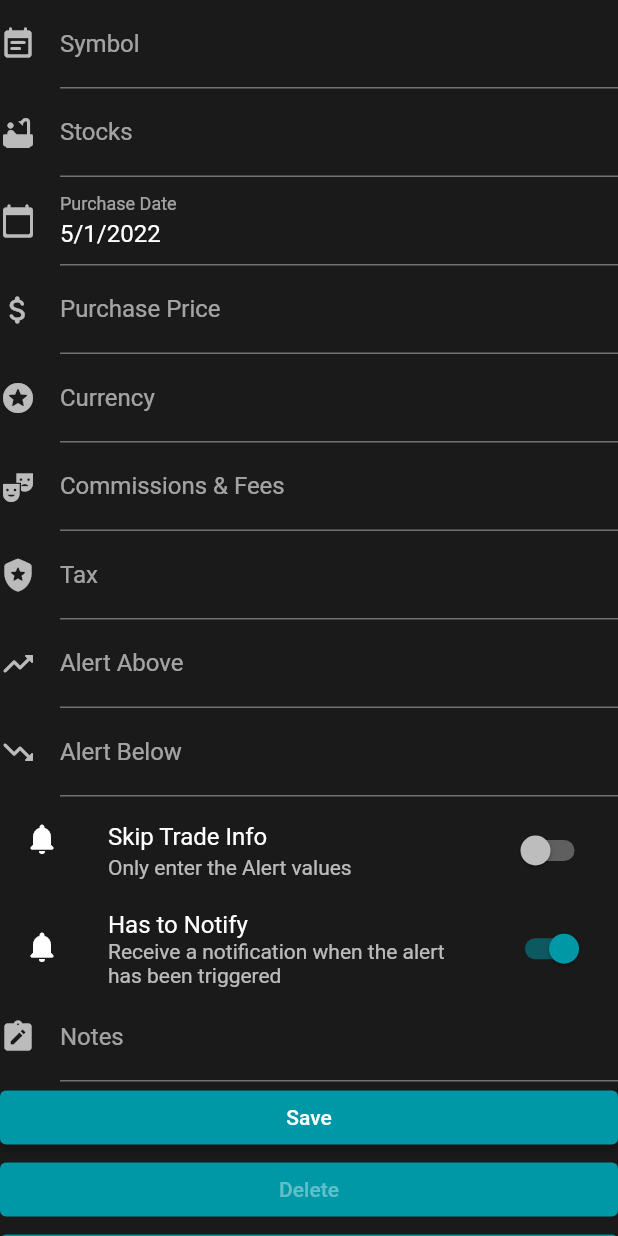
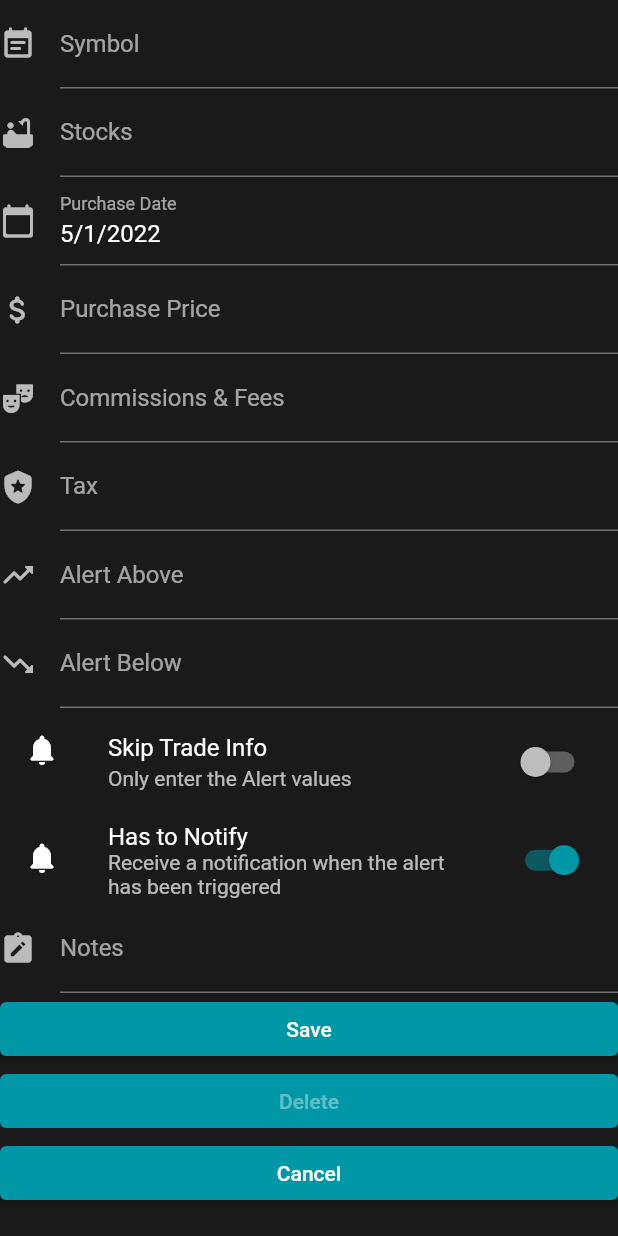
Before and after one commit to patrisiu/stockmeter, a Flutter app: the StockFormWidget widget shown alone on an empty page, opened directly, on a phone screen of 412 x 824 dp. Run offline on Flutter 3.47's test engine with Material 2 defaults, Android fonts, the phone set to English and light mode, and no system bars; our stand-ins replace charts_flutter, firebase_analytics, firebase_auth, firebase_core, flutter_local_notifications, get_it and 2 more; missing offline and left inert: app_settings, workmanager; accounts and stored records are empty.

Commit message:
Currency value not required to be introduced manually

```diff
--- a/lib/daos/stock_dao.dart
+++ b/lib/daos/stock_dao.dart
@@ -1,13 +1,16 @@
+import 'package:intl/intl.dart';
 import 'package:stockmeter/models/stock.dart';
 
 class StockDAO {
   static const String _neutralValue = '0';
+  static const String _errorValue = '404';
 
   late String symbol;
   String? purchaseDate;
   String? stocks;
   String? purchasePrice;
-  String? currency;
+
+  // String? currency;
   String? fees;
   String? tax;
   String? alertAbove;
@@ -21,7 +24,6 @@
     stocks = stock.stocks?.toString();
     purchaseDate = stock.purchaseDate;
     purchasePrice = stock.purchasePrice?.toString();
-    currency = stock.currency;
     fees = stock.fees?.toString();
     tax = stock.tax?.toString();
     alertAbove = stock.alertAbove?.toString();
@@ -35,7 +37,6 @@
     stocks = _neutralValue;
     purchaseDate = _todayDate();
     purchasePrice ??= _neutralValue;
-    currency ??= _neutralValue;
     fees ??= _neutralValue;
     tax ??= _neutralValue;
   }
@@ -45,7 +46,7 @@
       '"$purchaseDate", '
       '"$stocks", '
       '"$purchasePrice", '
-      '"$currency", '
+      '"${_currency(symbol)}", '
       '"$fees", '
       '"$tax", '
       '"$alertAbove", '
@@ -68,13 +69,13 @@
 
   String rowNotesValue() => '{"values": [["=T(\\\"$notes\\\")"]]}';
 
-  String _todayDate() {
-    DateTime today = DateTime.now();
-    return today.day.toString() +
-        '/' +
-        today.month.toString() +
-        '/' +
-        today.year.toString();
+  String _todayDate() => DateFormat('dd/MM/yyyy').format(DateTime.now());
+
+  String _currency(String symbol) {
+    List<String> symbolParts = symbol.split(':');
+    return symbolParts[0] == 'CURRENCY' || symbolParts[0] == 'INDEXEURO'
+        ? symbolParts[1]
+        : '=IFERROR(GOOGLEFINANCE(\\"$symbol\\";\\"currency\\");\\"$_errorValue\\")';
   }
 
   int get rowIndex => _rowIndex;
--- a/lib/models/app_model.dart
+++ b/lib/models/app_model.dart
@@ -61,7 +61,7 @@
     notifyListeners();
   }
 
-  String get lastUpdate => _lastUpdate?.toString() ?? 'None';
+  DateTime? get lastUpdate => _lastUpdate;
 
   List<Stock> get stocks => _stocks;
 
--- a/lib/widgets/stock/stock_form_widget.dart
+++ b/lib/widgets/stock/stock_form_widget.dart
@@ -82,15 +82,6 @@
           onSaved: (String? value) =>
               _stockDAO.purchasePrice = _setValueOrDefault(value),
           validator: (String? value) => _numberValidator(value)),
-      TextFormField(
-          initialValue: _stockDAO.currency,
-          keyboardType: TextInputType.name,
-          decoration: InputDecoration(
-              enabled: !_onlyAlert,
-              icon: Icon(Icons.stars_rounded),
-              labelText: StockConstants.currency),
-          onSaved: (String? value) => _stockDAO.currency =
-              value == null || value.isEmpty ? '-' : value.toUpperCase()),
       TextFormField(
           initialValue: _stockDAO.fees,
           keyboardType: TextInputType.number,
```
Also changed, not shown: lib/widgets/last_update.dart (+12 -5 lines).
